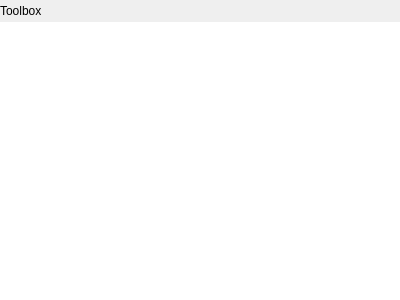
First picture: the form in anno/ToolboxWidget.ui, repository urobots-io/anno, before the edit.
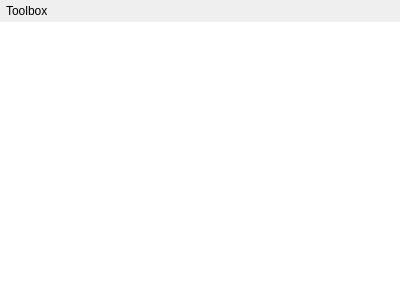
Second picture: the form after the edit. Icons and pictures are not drawn.

Commit message: Fixed expaning of new marker types in the toolbox

```diff
--- a/anno/ToolboxWidget.ui
+++ b/anno/ToolboxWidget.ui
@@ -39,7 +39,7 @@
      </property>
      <layout class="QHBoxLayout" name="horizontalLayout">
       <property name="leftMargin">
-       <number>0</number>
+       <number>6</number>
       </property>
       <property name="topMargin">
        <number>0</number>
```
The commit also changes 1 other file.
